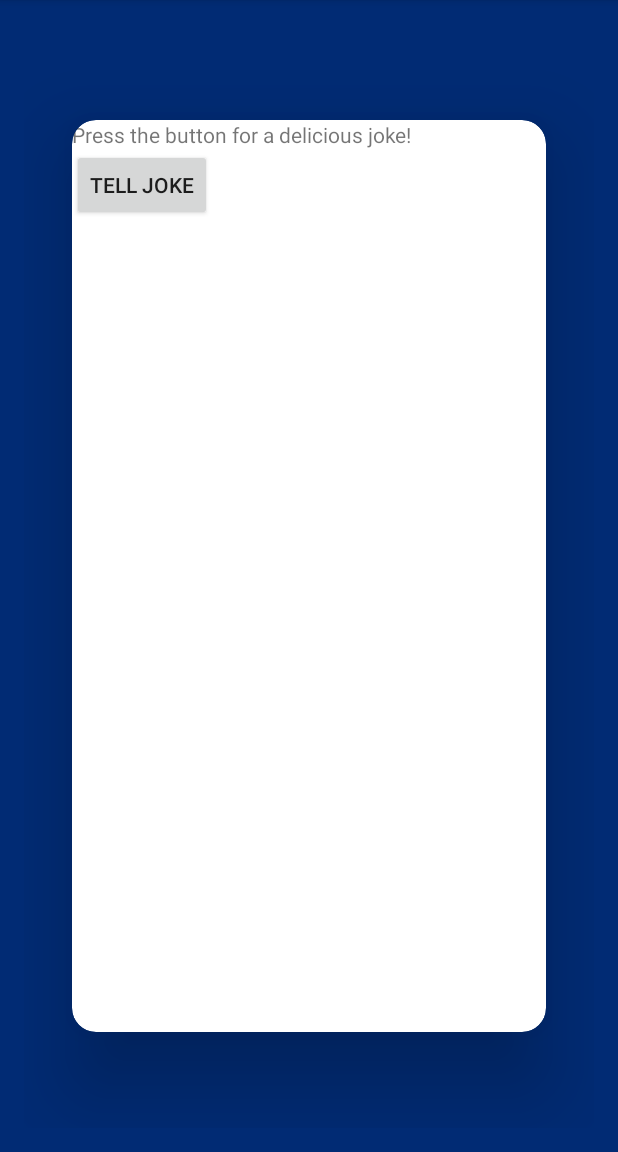
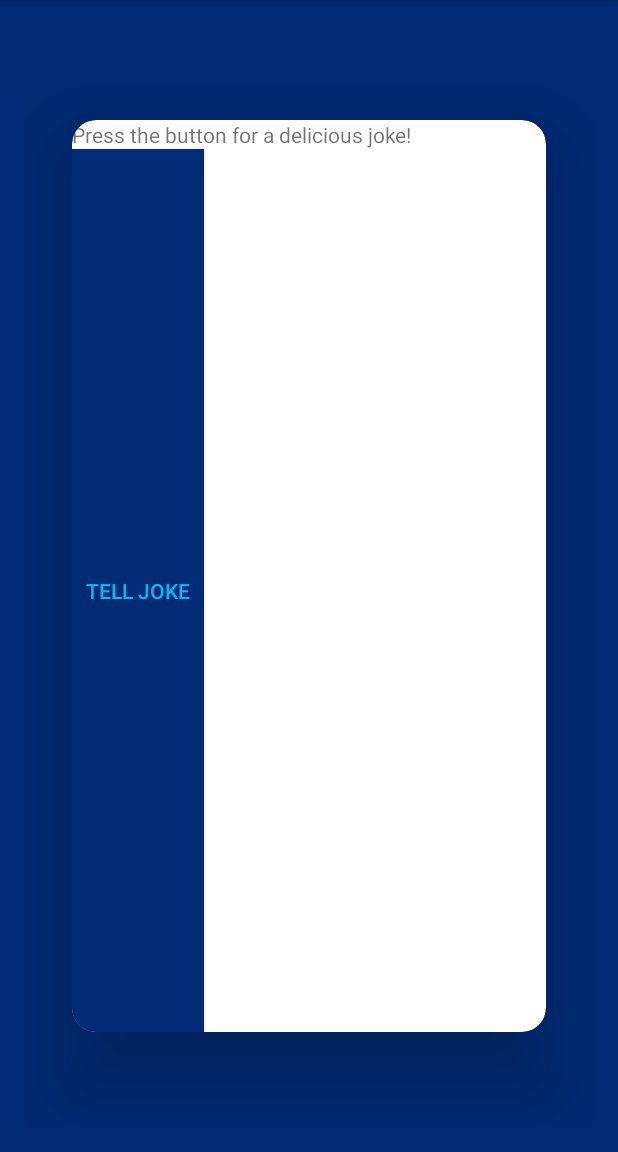
Before and after one commit to JasperEssien2/FinalProject, an Android app: the screen it shows after launch (MainActivity), on a phone screen of 412 x 824 dp, the part 84-1236 px from its top. Run offline under Robolectric (Android 15) with nearby library versions, the phone set to English and light mode, and no system bars; our stand-ins replace AdMob; libraries missing offline, so code that uses them is left out: com.google.api.client.

Commit message:
Second commit

```diff
--- a/app/src/main/res/layout/fragment_main.xml
+++ b/app/src/main/res/layout/fragment_main.xml
@@ -42,6 +42,9 @@
                 android:layout_width="wrap_content"
                 android:layout_height="wrap_content"
                 android:layout_below="@+id/instructions_text_view"
+                android:layout_alignParentBottom="true"
+                android:background="@color/colorPrimary"
+                android:textColor="@color/colorAccent"
                 android:onClick="tellJoke"
                 android:text="@string/button_text" />
 
```
Also changed, not shown: 1 other file.
